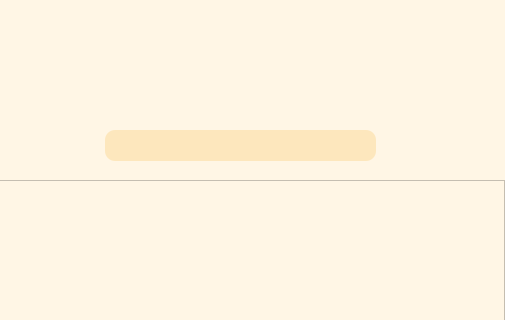
Above: src/daftarResep.ui from MarcelRyan/ReChefy before the change; both pictures show x 695 to 1200 and y 0 to 320 of the 1200 by 800 pixel window. Below: the same form after it.
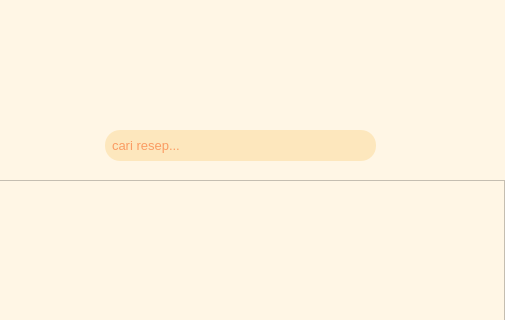
That is the form after the change. Icons and pictures are not drawn.

Commit message: search clear grid

Diff of the .ui file:
```diff
--- a/src/daftarResep.ui
+++ b/src/daftarResep.ui
@@ -61,11 +61,15 @@
      </rect>
     </property>
     <property name="styleSheet">
-     <string notr="true">font: 75 10pt;
+     <string notr="true">color: #F75008;
+font: 75 10pt;
 background-color: #FDE7BD;
 border: none;
-border-radius: 10px;
-padding: 8px;</string>
+border-radius: 15px;
+padding: 5px;</string>
+    </property>
+    <property name="placeholderText">
+     <string>cari resep...</string>
     </property>
    </widget>
    <widget class="QPushButton" name="addResepButton">
```
The commit also changes 1 other file.
